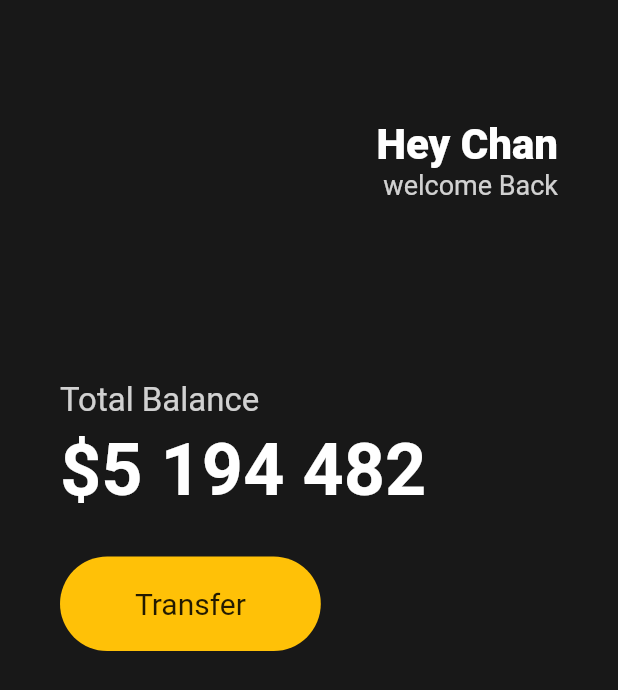
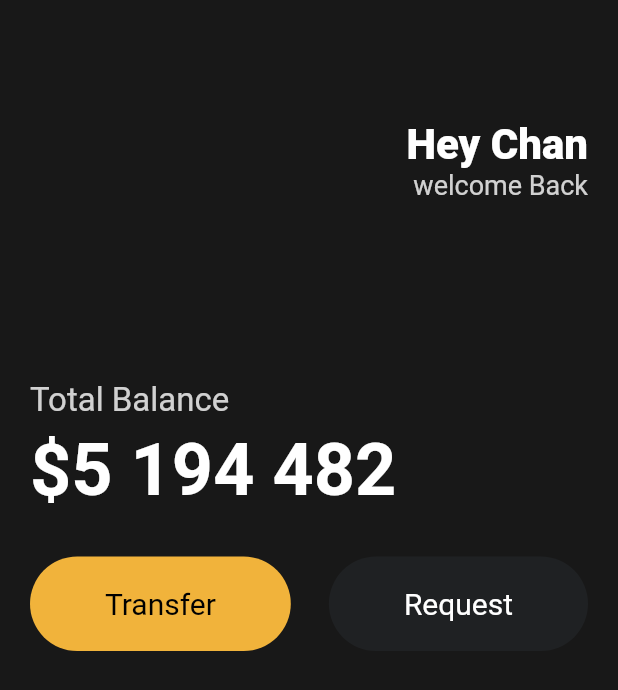
Before and after one commit to seochan99/FlutterSystem, a Flutter app: the screen it shows after launch, on a phone screen of 412 x 824 dp. Shown: the top 690 px of the screen. Run offline on Flutter 3.47's test engine with Material 2 defaults, Android fonts, the phone set to English and light mode, and no system bars.

Commit message:
feat : 3.5 Reusable Widgets

```diff
--- a/toonflix/lib/main.dart
+++ b/toonflix/lib/main.dart
@@ -1,4 +1,5 @@
 import 'package:flutter/material.dart';
+import 'package:toonflix/widgets/Button.dart';
 
 class Player {
   String? name;
@@ -19,7 +20,7 @@
       home: Scaffold(
         backgroundColor: const Color(0xFF181818),
         body: Padding(
-          padding: const EdgeInsets.symmetric(horizontal: 40),
+          padding: const EdgeInsets.symmetric(horizontal: 20),
           child: Column(
             crossAxisAlignment: CrossAxisAlignment.start,
             children: [
@@ -81,25 +82,16 @@
                 height: 30,
               ),
               Row(
-                children: [
-                  Container(
-                    decoration: BoxDecoration(
-                      color: Colors.amber,
-                      borderRadius: BorderRadius.circular(45),
-                    ),
-                    child: const Padding(
-                      padding: EdgeInsets.symmetric(
-                        vertical: 20,
-                        horizontal: 50,
-                      ),
-                      child: Text(
-                        "Transfer",
-                        style: TextStyle(
-                          fontSize: 20,
-                        ),
-                      ),
-                    ),
-                  )
+                mainAxisAlignment: MainAxisAlignment.spaceBetween,
+                children: const [
+                  Button(
+                      text: "Transfer",
+                      bgColor: Color(0xFFF1B33B),
+                      textColor: Colors.black),
+                  Button(
+                      text: "Request",
+                      bgColor: Color(0xFF1F2123),
+                      textColor: Colors.white),
                 ],
               ),
             ],
--- /dev/null
+++ b/toonflix/lib/widgets/Button.dart
@@ -0,0 +1,38 @@
+import 'package:flutter/material.dart';
+
+class Button extends StatelessWidget {
+  // 전달 받기 원하는 값
+  final String text;
+  final Color bgColor;
+  final Color textColor;
+
+// 생성자
+  const Button(
+      {super.key,
+      required this.text,
+      required this.bgColor,
+      required this.textColor});
+
+  @override
+  Widget build(BuildContext context) {
+    return Container(
+      decoration: BoxDecoration(
+        color: bgColor,
+        borderRadius: BorderRadius.circular(45),
+      ),
+      child: Padding(
+        padding: const EdgeInsets.symmetric(
+          vertical: 20,
+          horizontal: 50,
+        ),
+        child: Text(
+          text,
+          style: TextStyle(
+            color: textColor,
+            fontSize: 20,
+          ),
+        ),
+      ),
+    );
+  }
+}
```
